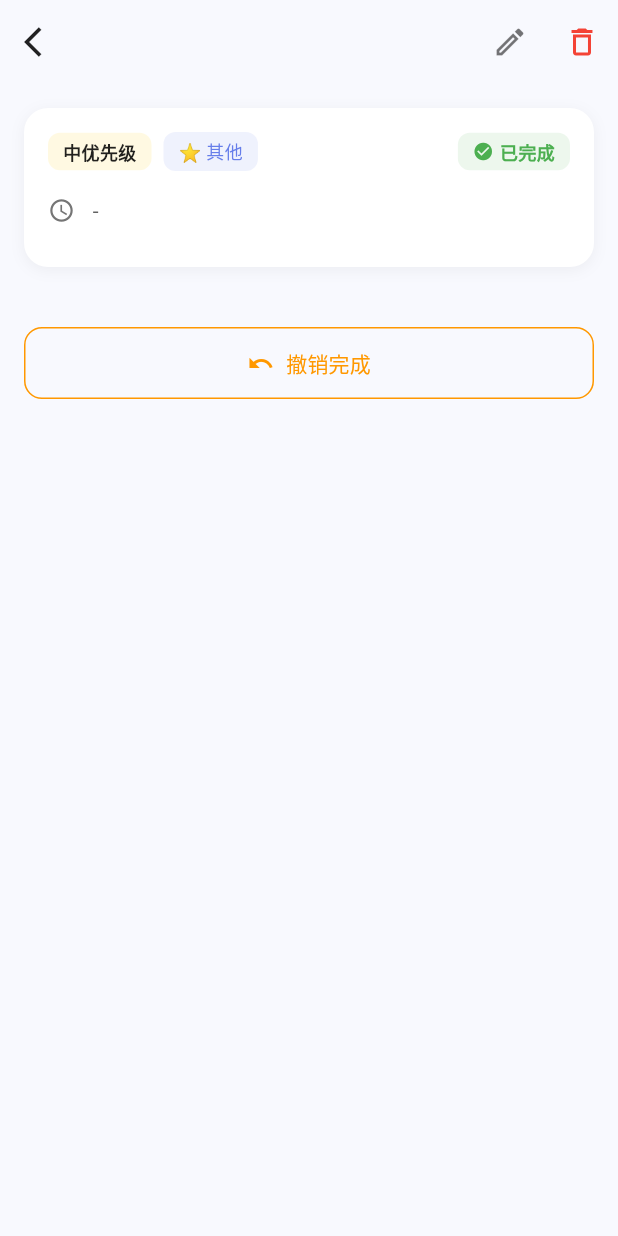
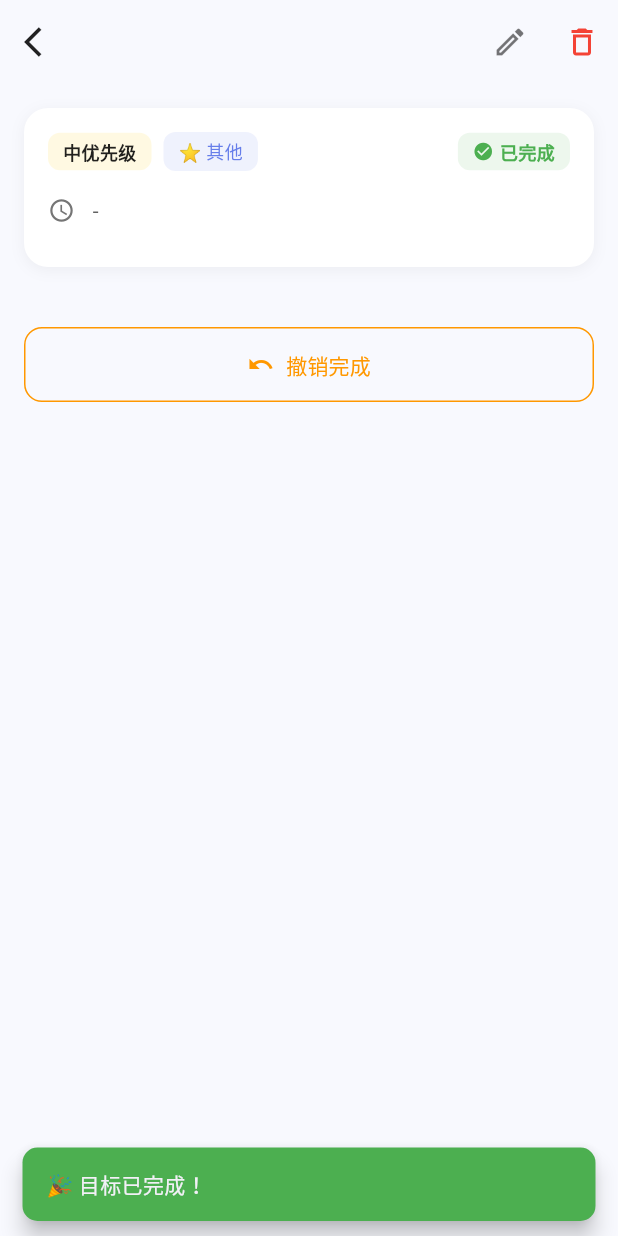
Before and after one commit to guangyuwei853-maker/daily-goal-app, a Flutter app: the GoalDetailScreen screen opened directly with empty values, after a tap on "完成目标", on a phone screen of 412 x 824 dp. Run offline on Flutter 3.47's test engine with Material 3 defaults, Android fonts, the phone set to English and light mode, and no system bars; our stand-ins replace flutter_local_notifications, image_picker, package_info_plus, shared_preferences, sqflite, timezone; accounts and stored records are empty.

Commit message:
fix: 修复目标完成按钮无动画反馈
- GoalCard改为StatefulWidget，内部管理完成状态+缩放动画
- 点击勾选立即展示：划线、变灰、打勾动画(AnimatedSwitcher)
- 详情页完成按钮增加ScaleTransition缩放动画+SnackBar反馈
- 详情页完成/撤销后即时更新UI状态，无需刷新

```diff
--- a/lib/screens/goal/goal_detail_screen.dart
+++ b/lib/screens/goal/goal_detail_screen.dart
@@ -15,10 +15,12 @@ class GoalDetailScreen extends StatefulWidget {
   State<GoalDetailScreen> createState() => _GoalDetailScreenState();
 }
 
-class _GoalDetailScreenState extends State<GoalDetailScreen> {
+class _GoalDetailScreenState extends State<GoalDetailScreen> with SingleTickerProviderStateMixin {
   final DatabaseHelper _dbHelper = DatabaseHelper();
   List<SubTask> _subtasks = [];
   late Goal _goal;
+  late AnimationController _animController;
+  late Animation<double> _scaleAnim;
 
   static const Map<String, Color> priorityColors = {
     'high': Color(0xFFFF6B6B),
@@ -50,7 +52,20 @@ class _GoalDetailScreenState extends State<GoalDetailScreen> {
   void initState() {
     super.initState();
     _goal = widget.goal;
+    _animController = AnimationController(
+      duration: const Duration(milliseconds: 500),
+      vsync: this,
+    );
+    _scaleAnim = Tween<double>(begin: 1.0, end: 1.05).animate(
+      CurvedAnimation(parent: _animController, curve: Curves.easeInOut),
+    );
     _loadSubtasks();
+  }
+
+  @override
+  void dispose() {
+    _animController.dispose();
+    super.dispose();
   }
 
   Future<void> _loadSubtasks() async {
@@ -75,13 +90,28 @@ class _GoalDetailScreenState extends State<GoalDetailScreen> {
   }
 
   Future<void> _toggleGoalComplete() async {
+    final newStatus = _goal.status == 'completed' ? 'pending' : 'completed';
+
+    _animController.forward().then((_) => _animController.reverse());
+
+    setState(() {
+      _goal = _goal.copyWith(status: newStatus);
+    });
+
     final provider = context.read<GoalProvider>();
-    await provider.toggleGoalComplete(_goal);
-    setState(() {
-      _goal = _goal.copyWith(
-        status: _goal.status == 'completed' ? 'pending' : 'completed',
+    await provider.toggleGoalComplete(widget.goal);
+
+    if (mounted) {
+      ScaffoldMessenger.of(context).showSnackBar(
+        SnackBar(
+          content: Text(newStatus == 'completed' ? '🎉 目标已完成！' : '目标已恢复为进行中'),
+          backgroundColor: newStatus == 'completed' ? Colors.green : Colors.orange,
+          duration: const Duration(seconds: 2),
+          behavior: SnackBarBehavior.floating,
+          shape: RoundedRectangleBorder(borderRadius: BorderRadius.circular(10)),
+        ),
       );
-    });
+    }
   }
 
   Future<void> _deleteGoal() async {
@@ -441,8 +471,10 @@ class _GoalDetailScreenState extends State<GoalDetailScreen> {
           const SizedBox(height: 24),
 
           // Complete / Undo button
-          if (isCompleted)
-            OutlinedButton.icon(
+          ScaleTransition(
+            scale: _scaleAnim,
+            child: isCompleted
+                ? OutlinedButton.icon(
                     onPressed: _toggleGoalComplete,
                     icon: const Icon(Icons.undo),
                     label: const Text('撤销完成'),
@@ -450,13 +482,13 @@ class _GoalDetailScreenState extends State<GoalDetailScreen> {
                       foregroundColor: Colors.orange,
                       side: const BorderSide(color: Colors.orange),
                       padding: const EdgeInsets.symmetric(vertical: 14),
+                      minimumSize: const Size(double.infinity, 50),
                       shape: RoundedRectangleBorder(
                         borderRadius: BorderRadius.circular(12),
                       ),
                     ),
                   )
-          else
-            Container(
+                : Container(
                     width: double.infinity,
                     height: 50,
                     decoration: BoxDecoration(
@@ -467,21 +499,15 @@ class _GoalDetailScreenState extends State<GoalDetailScreen> {
                     ),
                     child: ElevatedButton.icon(
                       onPressed: _toggleGoalComplete,
-                icon: const Icon(Icons.check_circle_outline,
-                    color: Colors.white),
+                      icon: const Icon(Icons.check_circle_outline, color: Colors.white),
                       label: const Text(
                         '完成目标',
-                  style: TextStyle(
-                    fontSize: 16,
-                    fontWeight: FontWeight.bold,
-                    color: Colors.white,
-                  ),
+                        style: TextStyle(fontSize: 16, fontWeight: FontWeight.bold, color: Colors.white),
                       ),
                       style: ElevatedButton.styleFrom(
                         backgroundColor: Colors.transparent,
                         shadowColor: Colors.transparent,
-                  shape: RoundedRectangleBorder(
-                    borderRadius: BorderRadius.circular(12),
+                        shape: RoundedRectangleBorder(borderRadius: BorderRadius.circular(12)),
                       ),
                     ),
                   ),
```
Also changed, not shown: lib/widgets/goal_card.dart (+82 -47 lines). Lines whose indentation alone changed are shown as unchanged.
